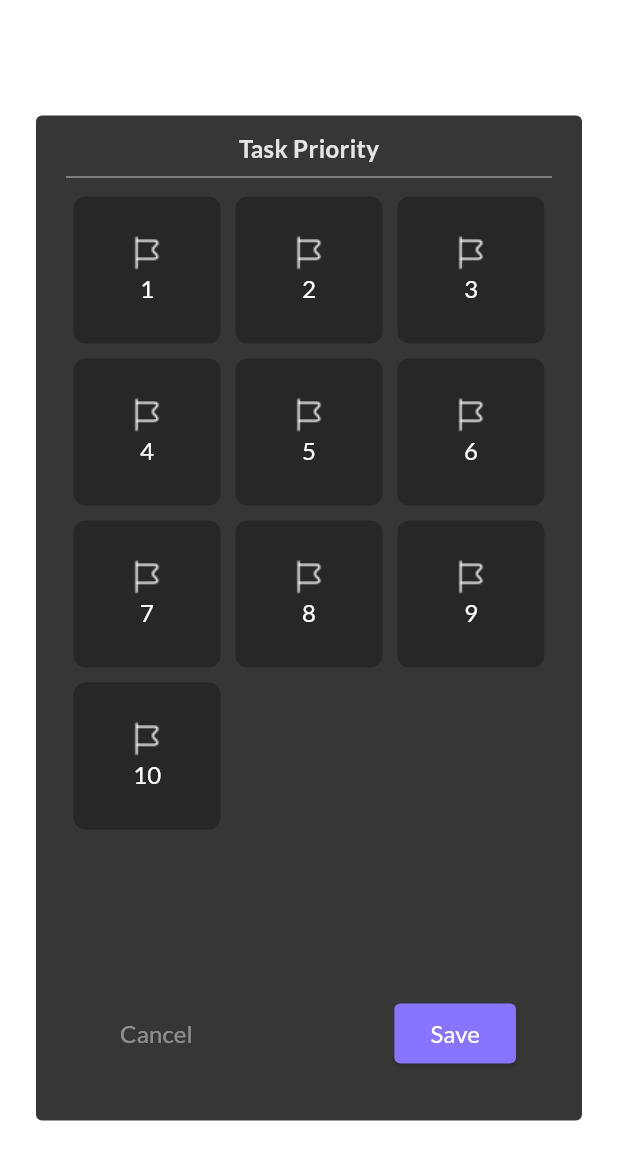
After one commit to NgocDangVan/todolist_pro_app, a Flutter app: the TaskPriorityListPage screen opened directly, on a phone screen of 412 x 824 dp. The commit adds this screen. Shown: the top 1160 px of the screen. Run offline on Flutter 3.47's test engine with Material 3 defaults, Android fonts, the phone set to English and light mode, and no system bars; our stand-ins replace easy_localization, flutter_colorpicker, hive, realm, shared_preferences; missing offline and left inert: dart:ffi, flutter_iconpicker; accounts and stored records are empty; generated files the repository leaves out were written again.

Commit message:
add Create Priority

```diff
--- /dev/null
+++ b/lib/ui/task_priority/task_priority_list_page.dart
@@ -0,0 +1,165 @@
+import 'package:easy_localization/easy_localization.dart';
+import 'package:flutter/material.dart';
+import 'package:hive/hive.dart';
+import 'package:realm/realm.dart';
+import 'package:todo_list_app/entities/category_realm_entity.dart';
+import 'package:todo_list_app/models/category_model.dart';
+import 'package:todo_list_app/ui/category/create_or_edit_category.dart';
+import 'package:todo_list_app/ui/ultils/color_extension.dart';
+
+class TaskPriorityListPage extends StatefulWidget {
+  const TaskPriorityListPage({super.key});
+
+  @override
+  State<TaskPriorityListPage> createState() => _CategoryListPageState();
+}
+
+class _CategoryListPageState extends State<TaskPriorityListPage> {
+  List<int> priorityListDataSources = [];
+  int? _selectPriority;
+  @override
+  void initState() {
+    super.initState();
+    WidgetsBinding.instance.addPostFrameCallback((timeStamp) {
+      setState(() {
+        priorityListDataSources = List.generate(10, (index) => index + 1);
+      });
+    });
+  }
+
+  @override
+  Widget build(BuildContext context) {
+    return Scaffold(
+        backgroundColor: Colors.transparent, body: _buildBodyPage());
+  }
+
+  Widget _buildBodyPage() {
+    return Center(
+      child: Container(
+        decoration: BoxDecoration(
+            borderRadius: BorderRadius.circular(4),
+            color: const Color(0xFF363636)),
+        padding: const EdgeInsets.symmetric(horizontal: 20, vertical: 10),
+        margin: const EdgeInsets.symmetric(horizontal: 24, vertical: 24),
+        child: Column(
+          mainAxisAlignment: MainAxisAlignment.start,
+          crossAxisAlignment: CrossAxisAlignment.center,
+          mainAxisSize: MainAxisSize.min,
+          children: [
+            _buildChoosePriorityTitle(),
+            _buildGridPriorityList(),
+            _buildCreatePriorityButton()
+          ],
+        ),
+      ),
+    );
+  }
+
+  Widget _buildChoosePriorityTitle() {
+    return Column(
+      children: [
+        Text(
+          "Task Priority",
+          style: TextStyle(
+              fontSize: 16,
+              color: Colors.white.withOpacity(0.87),
+              fontWeight: FontWeight.bold),
+        ),
+        const Divider(
+          color: Color(0xFF979797),
+        )
+      ],
+    );
+  }
+
+  Widget _buildGridPriorityList() {
+    return GridView.builder(
+        shrinkWrap: true,
+        physics: const NeverScrollableScrollPhysics(),
+        gridDelegate: const SliverGridDelegateWithFixedCrossAxisCount(
+            crossAxisCount: 3,
+            //Thuộc tính dùng để set chều cao và chiều rộng trong GridView
+            childAspectRatio: 1),
+        itemBuilder: (context, index) {
+          final priority = priorityListDataSources[index];
+          return _buildGridPriorityItem(priority);
+        },
+        itemCount: priorityListDataSources.length);
+  }
+
+  Widget _buildGridPriorityItem(int priority) {
+    final isSelected = priority == _selectPriority;
+    return GestureDetector(
+      onTap: () {
+        setState(() {
+          _selectPriority = priority;
+        });
+      },
+      child: Container(
+        padding: const EdgeInsets.all(5),
+        child: Container(
+          width: 64,
+          height: 64,
+          decoration: BoxDecoration(
+            borderRadius: BorderRadius.circular(8),
+            color: isSelected == true
+                ? const Color(0xFF8687E7)
+                : const Color(0xFF272727),
+          ),
+          // vì icon lưu vào cơ sở dữ liệu dưới dạng codepoint, nên cần hàm IconData để chuyển đổi
+          child: Column(
+            mainAxisAlignment: MainAxisAlignment.center,
+            crossAxisAlignment: CrossAxisAlignment.center,
+            children: [
+              Image.asset(
+                "assets/images/flag.png",
+                width: 24,
+                height: 24,
+                fit: BoxFit.fill,
+              ),
+              Text(
+                priority.toString(),
+                style: const TextStyle(fontSize: 16, color: Colors.white),
+              ),
+            ],
+          ),
+        ),
+      ),
+    );
+  }
+
+  Widget _buildCreatePriorityButton() {
+    return Container(
+      margin:
+          EdgeInsets.symmetric(horizontal: 24).copyWith(top: 107, bottom: 24),
+      child: Row(
+        children: [
+          TextButton(
+              onPressed: () {
+                Navigator.pop(context);
+              },
+              child: Text(
+                "common_cancel",
+                style: TextStyle(
+                    fontSize: 16,
+                    fontFamily: "Lato",
+                    color: Colors.white.withOpacity(0.44)),
+              ).tr()),
+          const Spacer(),
+          ElevatedButton(
+              onPressed: () {
+                Navigator.pop(context, {"priority": _selectPriority});
+              },
+              style: ElevatedButton.styleFrom(
+                  backgroundColor: const Color(0xFF8875FF),
+                  shape: RoundedRectangleBorder(
+                      borderRadius: BorderRadius.circular(4))),
+              child: const Text(
+                "Save",
+                style: const TextStyle(fontSize: 16, color: Colors.white),
+              ).tr())
+        ],
+      ),
+    );
+  }
+}
--- a/pubspec.yaml
+++ b/pubspec.yaml
@@ -42,6 +42,7 @@ dependencies:
   flutter_iconpicker: ^3.4.5
   flutter_colorpicker: ^1.1.0
   hive: ^2.2.3
+  intl: any
 
 dev_dependencies:
   flutter_test:
```
Also changed, not shown: lib/ui/task/create_task_page.dart (+134 -5 lines), pubspec.lock, 1 other file.
